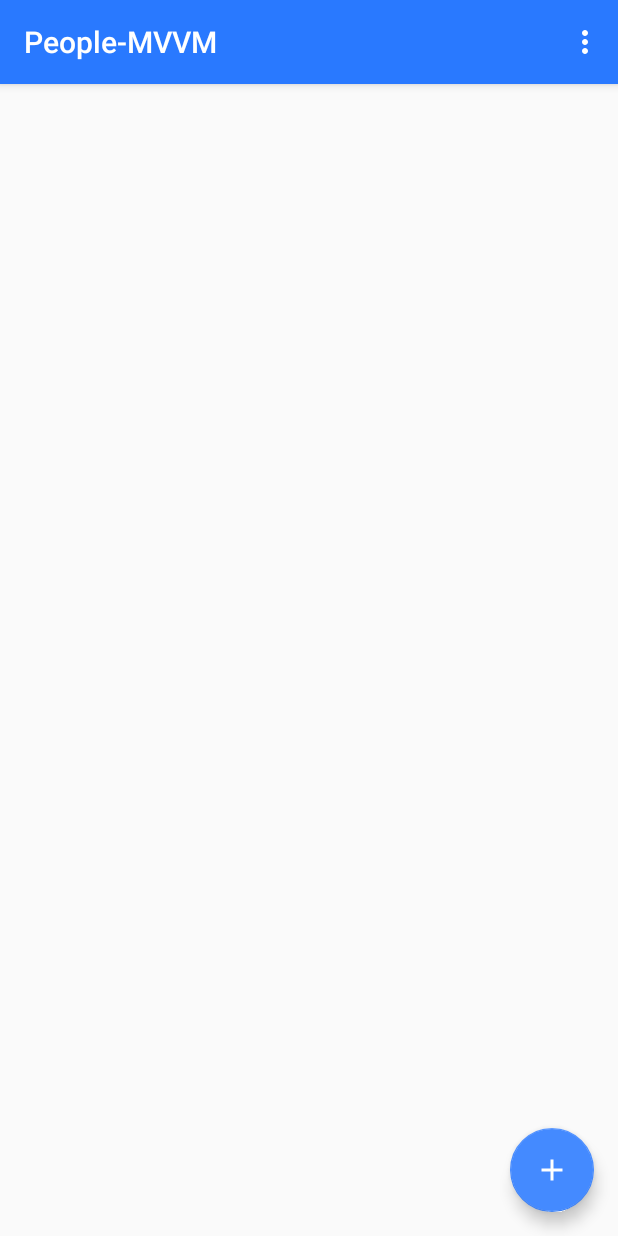
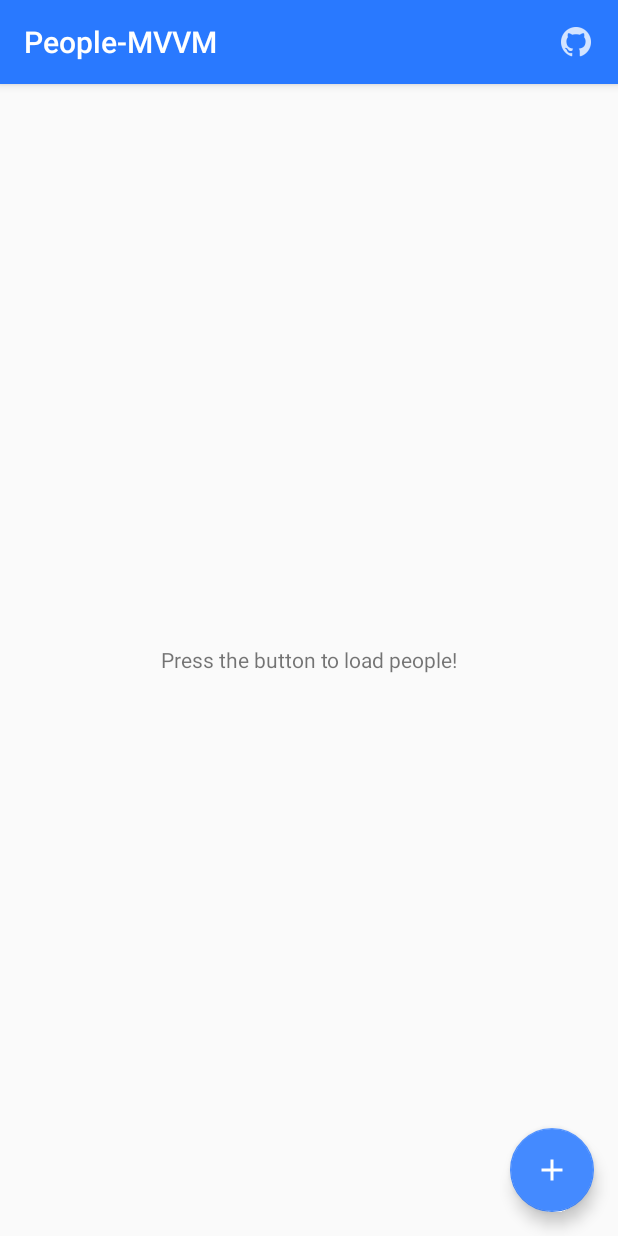
Before and after one commit to phong016688/test_git1, an Android app: the screen it shows after launch (MainActivity), on a phone screen of 412 x 824 dp. Run offline under Robolectric (Android 15) with nearby library versions, the phone set to English and light mode, and no system bars; our stand-ins replace data binding; libraries missing offline, so code that uses them is left out: rx.android.schedulers, rx.functions, rx.schedulers; 2 statements that could not run were skipped.

Commit message:
fixed main bugs and add detail activity

```diff
--- a/app/src/main/java/com/example/jhordan/people_mvvm/PeopleAdapter.java
+++ b/app/src/main/java/com/example/jhordan/people_mvvm/PeopleAdapter.java
@@ -55,7 +55,7 @@ public class PeopleAdapter extends RecyclerView.Adapter<PeopleAdapter.PeopleAdap
 
         void bindPeople(People people) {
             if (mItemPeopleBinding.getPeopleViewModel() == null)
-                mItemPeopleBinding.setPeopleViewModel(new ItemPeopleViewModel(people));
+                mItemPeopleBinding.setPeopleViewModel(new ItemPeopleViewModel(people,itemView.getContext()));
             else
                 mItemPeopleBinding.getPeopleViewModel().setPeople(people);
         }
--- a/app/src/main/java/com/example/jhordan/people_mvvm/model/Location.java
+++ b/app/src/main/java/com/example/jhordan/people_mvvm/model/Location.java
@@ -2,10 +2,12 @@ package com.example.jhordan.people_mvvm.model;
 
 import com.google.gson.annotations.SerializedName;
 
+import java.io.Serializable;
+
 /**
  * Created by Jhordan on 02/03/16.
  */
-public class Location {
+public class Location implements Serializable {
 
     @SerializedName("street")
     private String mStreet;
--- a/app/src/main/java/com/example/jhordan/people_mvvm/model/Name.java
+++ b/app/src/main/java/com/example/jhordan/people_mvvm/model/Name.java
@@ -2,10 +2,12 @@ package com.example.jhordan.people_mvvm.model;
 
 import com.google.gson.annotations.SerializedName;
 
+import java.io.Serializable;
+
 /**
  * Created by Jhordan on 02/03/16.
  */
-public class Name {
+public class Name implements Serializable {
 
     @SerializedName("title")
     public String mTitle;
--- a/app/src/main/java/com/example/jhordan/people_mvvm/model/Picture.java
+++ b/app/src/main/java/com/example/jhordan/people_mvvm/model/Picture.java
@@ -2,10 +2,12 @@ package com.example.jhordan.people_mvvm.model;
 
 import com.google.gson.annotations.SerializedName;
 
+import java.io.Serializable;
+
 /**
  * Created by Jhordan on 02/03/16.
  */
-public class Picture {
+public class Picture implements Serializable {
 
     @SerializedName("large")
     public String large;
--- a/app/src/main/java/com/example/jhordan/people_mvvm/viewmodel/MainViewModel.java
+++ b/app/src/main/java/com/example/jhordan/people_mvvm/viewmodel/MainViewModel.java
@@ -1,11 +1,13 @@
 package com.example.jhordan.people_mvvm.viewmodel;
 
 import android.content.Context;
+import android.databinding.ObservableField;
 import android.databinding.ObservableInt;
 import android.support.annotation.NonNull;
 import android.view.View;
 
 import com.example.jhordan.people_mvvm.PeopleApplication;
+import com.example.jhordan.people_mvvm.R;
 import com.example.jhordan.people_mvvm.data.PeopleResponse;
 import com.example.jhordan.people_mvvm.data.PeopleService;
 import com.example.jhordan.people_mvvm.model.People;
@@ -25,11 +27,11 @@ import rx.functions.Func1;
  */
 public class MainViewModel implements MainViewModelContract.ViewModel {
 
-    public ObservableInt mProgressPeople;
-    public ObservableInt mListPeople;
+    public ObservableInt mPeopleProgress;
+    public ObservableInt mPeopleList;
+    public ObservableInt mPeopleLabel;
+    public ObservableField<String> mMessageLabel;
 
-
-    private List<People> mPeopleList = new ArrayList<>();
     private MainViewModelContract.MainView mMainView;
     private Context mContext;
     private Subscription mSubscription;
@@ -38,16 +40,17 @@ public class MainViewModel implements MainViewModelContract.ViewModel {
 
         mMainView = mainView;
         mContext = context;
-        mProgressPeople = new ObservableInt(View.GONE);
-        mListPeople = new ObservableInt(View.GONE);
+        mPeopleProgress = new ObservableInt(View.GONE);
+        mPeopleList = new ObservableInt(View.GONE);
+        mPeopleLabel = new ObservableInt(View.VISIBLE);
+        mMessageLabel = new ObservableField<>(context.getString(R.string.default_loading_people));
 
     }
 
-
     public void onClickFabLoad(View view) {
-
-        mListPeople.set(View.INVISIBLE);
-        mProgressPeople.set(View.VISIBLE);
+        mPeopleLabel.set(View.GONE);
+        mPeopleList.set(View.GONE);
+        mPeopleProgress.set(View.VISIBLE);
         fetchPeopleList();
     }
 
@@ -74,8 +77,9 @@ public class MainViewModel implements MainViewModelContract.ViewModel {
                             @Override
                             public void call(List<People> peoples) {
 
-                                mProgressPeople.set(View.GONE);
-                                mListPeople.set(View.VISIBLE);
+                                mPeopleProgress.set(View.GONE);
+                                mPeopleLabel.set(View.GONE);
+                                mPeopleList.set(View.VISIBLE);
 
                                 if (mMainView != null)
                                     mMainView.loadData(peoples);
@@ -87,6 +91,7 @@ public class MainViewModel implements MainViewModelContract.ViewModel {
                     @Override
                     public void call(Throwable throwable) {
                         throwable.printStackTrace();
+                       mMessageLabel.set(mContext.getString(R.string.error_loading_people));
                     }
                 });
 
--- a/app/src/main/res/layout/item_people.xml
+++ b/app/src/main/res/layout/item_people.xml
@@ -14,6 +14,8 @@
         android:id="@+id/item_people"
         android:layout_width="match_parent"
         android:layout_height="wrap_content"
+        android:background="?attr/selectableItemBackground"
+        android:onClick="@{peopleViewModel.onItemClick}"
         android:padding="@dimen/spacing_large">
 
 
--- a/app/src/main/res/layout/main_activity.xml
+++ b/app/src/main/res/layout/main_activity.xml
@@ -1,6 +1,7 @@
 <?xml version="1.0" encoding="utf-8"?>
 
 <layout xmlns:android="http://schemas.android.com/apk/res/android"
+        xmlns:app="http://schemas.android.com/apk/res-auto"
         xmlns:tools="http://schemas.android.com/tools">
 
     <data>
@@ -11,7 +12,6 @@
     </data>
 
     <android.support.design.widget.CoordinatorLayout
-        xmlns:app="http://schemas.android.com/apk/res-auto"
         android:layout_width="match_parent"
         android:layout_height="match_parent"
         android:fitsSystemWindows="true">
@@ -42,20 +42,15 @@
                 android:id="@+id/progress_people"
                 android:layout_width="wrap_content"
                 android:layout_height="wrap_content"
-                android:layout_marginTop="20dp"
-                app:visibility="@{mainViewModel.mProgressPeople}"/>
+                app:visibility="@{mainViewModel.mPeopleProgress}"/>
 
-            <!--<TextView-->
-            <!--android:id="@+id/label_status"-->
-            <!--android:layout_width="wrap_content"-->
-            <!--android:layout_height="wrap_content"-->
-            <!--android:layout_marginLeft="@dimen/spacing_large"-->
-            <!--android:layout_marginRight="@dimen/spacing_large"-->
-            <!--android:layout_marginTop="20dp"-->
-            <!--android:gravity="center"-->
-            <!--android:text="@{viewModel.infoMessage}"-->
-            <!--android:textSize="18sp"-->
-            <!--app:visibility="@{viewModel.infoMessageVisibility}"/>-->
+            <TextView
+                android:id="@+id/label_status"
+                android:layout_width="match_parent"
+                android:layout_height="wrap_content"
+                android:gravity="center"
+                android:text="@{mainViewModel.mMessageLabel}"
+                app:visibility="@{mainViewModel.mPeopleLabel}"/>
 
             <android.support.v7.widget.RecyclerView
                 android:id="@+id/list_people"
@@ -63,7 +58,7 @@
                 android:layout_height="match_parent"
                 android:clipToPadding="false"
                 android:scrollbars="vertical"
-                app:visibility="@{mainViewModel.mListPeople}"
+                app:visibility="@{mainViewModel.mPeopleList}"
                 tools:listitem="@layout/item_people"/>
 
 
--- a/app/src/main/res/menu/main.xml
+++ b/app/src/main/res/menu/main.xml
@@ -2,8 +2,9 @@
 <menu xmlns:android="http://schemas.android.com/apk/res/android"
       xmlns:app="http://schemas.android.com/apk/res-auto">
     <item
-        android:id="@+id/action_settings"
-        android:orderInCategory="100"
-        android:title="@string/action_settings"
-        app:showAsAction="never"/>
+        android:id="@+id/menu_github"
+        android:icon="@drawable/ic_action_github"
+        android:orderInCategory="1"
+        android:title="@string/action_github"
+        app:showAsAction="always"/>
 </menu>
--- a/app/src/main/res/values/strings.xml
+++ b/app/src/main/res/values/strings.xml
@@ -4,8 +4,9 @@
     <string name="navigation_drawer_open">Open navigation drawer</string>
     <string name="navigation_drawer_close">Close navigation drawer</string>
 
-    <string name="action_settings">Settings</string>
+    <string name="action_github">Github</string>
 
 
-
+    <string name="error_loading_people">There seems to have been some error.</string>
+    <string name="default_loading_people">Press the button to load people!</string>
 </resources>
```
Also changed, not shown: app/src/main/AndroidManifest.xml (+9 -2 lines), app/src/main/java/com/example/jhordan/people_mvvm/view/MainActivity.java (+9 -11 lines), app/src/main/java/com/example/jhordan/people_mvvm/view/PeopleDetailActivity.java (added, +43 -0 lines), app/src/main/java/com/example/jhordan/people_mvvm/viewmodel/DetailViewModel.java (added, +7 -0 lines), app/src/main/java/com/example/jhordan/people_mvvm/viewmodel/ItemPeopleViewModel.java (+10 -5 lines), app/src/main/res/drawable/ic_account_circle_24dp.xml (added, +9 -0 lines), app/src/main/res/layout/people_detail_activity.xml (added, +44 -0 lines), app/src/main/res/drawable-hdpi/ic_action_github.png (added), app/src/main/res/drawable-mdpi/ic_action_github.png (added), app/src/main/res/drawable-xhdpi/ic_action_github.png (added), app/src/main/res/drawable-xxhdpi/ic_action_github.png (added).
